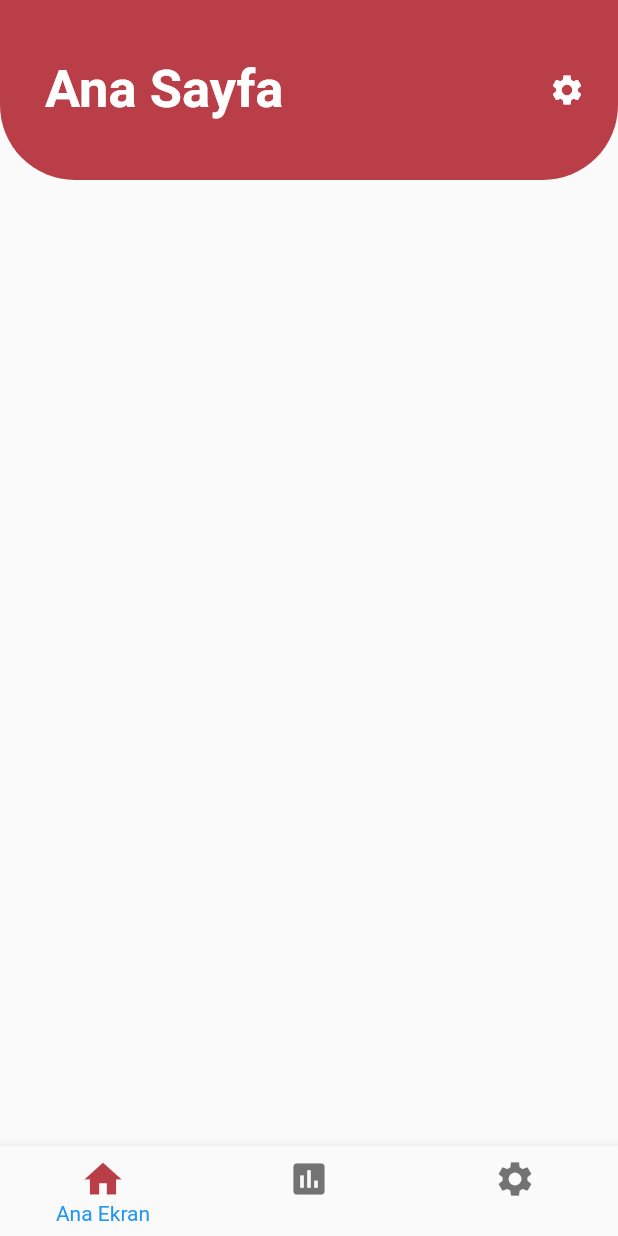
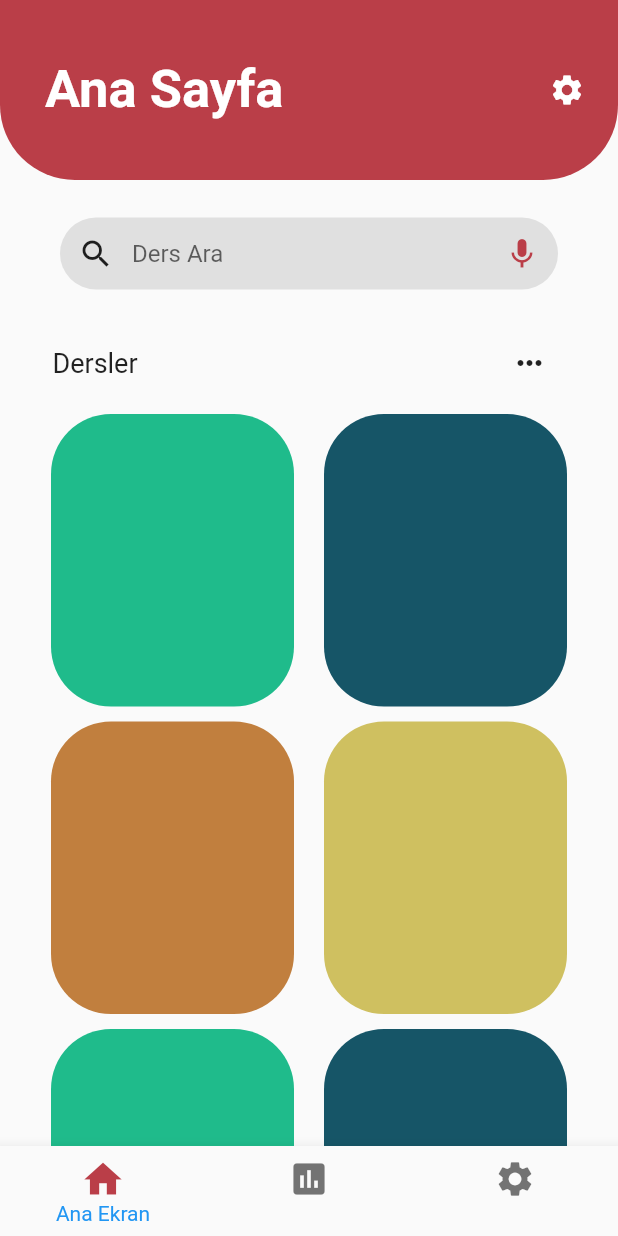
Before and after one commit to sksayed/wordgame, a Flutter app: the Home screen opened directly, on a phone screen of 412 x 824 dp. Run offline on Flutter 3.47's test engine with Material 2 defaults, Android fonts, the phone set to English and light mode, and no system bars; our stand-ins replace cloud_firestore, firebase_auth, flutter_spinkit; accounts and stored records are empty.

Commit message:
lesson cards demo

```diff
--- a/lib/screens/home/home.dart
+++ b/lib/screens/home/home.dart
@@ -1,6 +1,7 @@
 import 'package:flutter/material.dart';
 import 'package:ingilizceegitim/services/auth_services.dart';
 import 'package:ingilizceegitim/widgets/custom_appbar.dart';
+import 'package:ingilizceegitim/widgets/lesson_card.dart';
 import 'package:ingilizceegitim/widgets/settings_drawer.dart';
 
 class Home extends StatefulWidget {
@@ -20,13 +21,129 @@ class _HomeState extends State<Home> {
         onPress: () => _scaffoldKey.currentState.openEndDrawer(),
       ),
       body: buildBody(),
-      endDrawer: SettingsDrawer(
+      endDrawer: buildSettingsDrawer(context),
+      bottomNavigationBar: buildBottomNavigationBar(),
+    );
+  }
+
+  buildBody() {
+    return SingleChildScrollView(
+      child: Center(
+        child: Column(
+          children: [
+            SizedBox(height: 10),
+            Padding(
+              padding: const EdgeInsets.symmetric(horizontal: 40, vertical: 15),
+              child: Container(
+                decoration: BoxDecoration(
+                  color: Colors.grey[300],
+                  borderRadius: BorderRadius.circular(50),
+                ),
+                child: Row(
+                  children: [
+                    IconButton(
+                      icon: Icon(Icons.search),
+                      onPressed: () {},
+                    ),
+                    Expanded(
+                      flex: 1,
+                      child: TextField(
+                        decoration: InputDecoration(
+                          hintText: "Ders Ara",
+                          border: InputBorder.none,
+                        ),
+                      ),
+                    ),
+                    IconButton(
+                      icon: Icon(
+                        Icons.mic,
+                        color: Color(0xffBA3E48),
+                      ),
+                      onPressed: (){},
+                    )
+                  ],
+                ),
+              ),
+            ),
+            lessons(),
+          ],
+        ),
+      ),
+    );
+  }
+
+  Column lessons() {
+    return Column(
+      children: [
+        Padding(
+          padding: const EdgeInsets.symmetric(horizontal: 35, vertical: 10),
+          child: Row(
+            mainAxisAlignment: MainAxisAlignment.spaceBetween,
+            children: [
+              Text(
+                'Dersler',
+                style: TextStyle(fontSize: 18),
+              ),
+              IconButton(
+                icon: Icon(Icons.more_horiz),
+                onPressed: () {},
+              ),
+            ],
+          ),
+        ),
+        Row(
+          mainAxisAlignment: MainAxisAlignment.center,
+          children: [
+            LessonCard(
+              color: Color(0xff1FBB8B),
+            ),
+            SizedBox(width: 20),
+            LessonCard(
+              color: Color(0xff165567),
+            ),
+          ],
+        ),
+        SizedBox(height: 10),
+        Row(
+          mainAxisAlignment: MainAxisAlignment.center,
+          children: [
+            LessonCard(
+              color: Color(0xffC17F3E),
+            ),
+            SizedBox(width: 20),
+            LessonCard(
+              color: Color(0xffCFC060),
+            ),
+          ],
+        ),
+        SizedBox(height: 10),
+        Row(
+          mainAxisAlignment: MainAxisAlignment.center,
+          children: [
+            LessonCard(
+              color: Color(0xff1FBB8B),
+            ),
+            SizedBox(width: 20),
+            LessonCard(
+              color: Color(0xff165567),
+            ),
+          ],
+        ),
+      ],
+    );
+  }
+
+  SettingsDrawer buildSettingsDrawer(BuildContext context) {
+    return SettingsDrawer(
       logoutButton: () {
         Navigator.of(context).pop();
         buildShowDialog(context);
       },
-      ),
-      bottomNavigationBar: BottomNavigationBar(
+    );
+  }
+
+  BottomNavigationBar buildBottomNavigationBar() {
+    return BottomNavigationBar(
       items: [
         BottomNavigationBarItem(
           title: Text(
@@ -44,7 +161,7 @@ class _HomeState extends State<Home> {
         ),
         BottomNavigationBarItem(
           title: Text(''),
-            icon: Icon(Icons.assessment,size: 28),
+          icon: Icon(Icons.assessment, size: 28),
           activeIcon: Icon(
             Icons.assessment,
             size: 30,
@@ -53,8 +170,7 @@ class _HomeState extends State<Home> {
         ),
         BottomNavigationBarItem(
           title: Text(''),
-
-            icon: Icon(Icons.settings,size: 28),
+          icon: Icon(Icons.settings, size: 28),
           activeIcon: Icon(
             Icons.settings,
             size: 30,
@@ -62,15 +178,6 @@ class _HomeState extends State<Home> {
           ),
         ),
       ],
-      ),
-    );
-  }
-
-  buildBody() {
-    return Center(
-      child: Column(
-        children: [],
-      ),
     );
   }
 
--- /dev/null
+++ b/lib/widgets/lesson_card.dart
@@ -0,0 +1,20 @@
+import 'package:flutter/material.dart';
+
+class LessonCard extends StatelessWidget {
+  final Color color;
+  LessonCard({this.color});
+  @override
+  Widget build(BuildContext context) {
+    return Container(
+      height: 195,
+      width: 162,
+      decoration: BoxDecoration(
+        color: color,
+        borderRadius: BorderRadius.circular(40),
+      ),
+      child: Column(
+        children: [],
+      ),
+    );
+  }
+}
```
Lines whose indentation alone changed are shown as unchanged.
